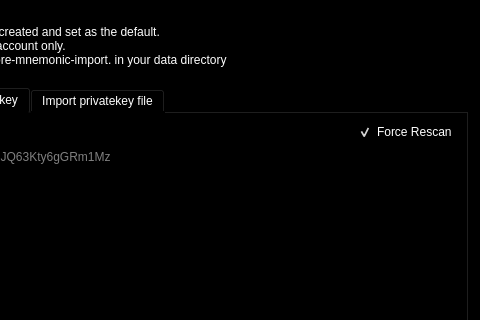
First picture: the form in src/qt/forms/mnemonicdialog.ui, repository duality-solutions/Dynamic, before the edit; both pictures show x 333 to 813 and y 0 to 320 of the 813 by 488 pixel window.
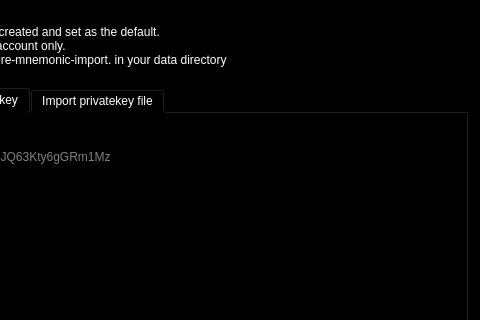
Second picture: the form after the edit. The open tabs and pages were chosen to show the change. Icons and pictures are not drawn.

Commit message: [Qt GUI] Remove Force Rescan checkbox from import private key dialog box. Force rescan each time.

```diff
--- a/src/qt/forms/mnemonicdialog.ui
+++ b/src/qt/forms/mnemonicdialog.ui
@@ -664,16 +664,6 @@
              </property>
             </spacer>
            </item>
-           <item>
-            <widget class="QCheckBox" name="checkBoxPrivateKeyForceRescan">
-             <property name="text">
-              <string>Force Rescan</string>
-             </property>
-             <property name="checked">
-              <bool>true</bool>
-             </property>
-            </widget>
-           </item>
           </layout>
          </item>
          <item>
```
The commit also changes 1 other file.
